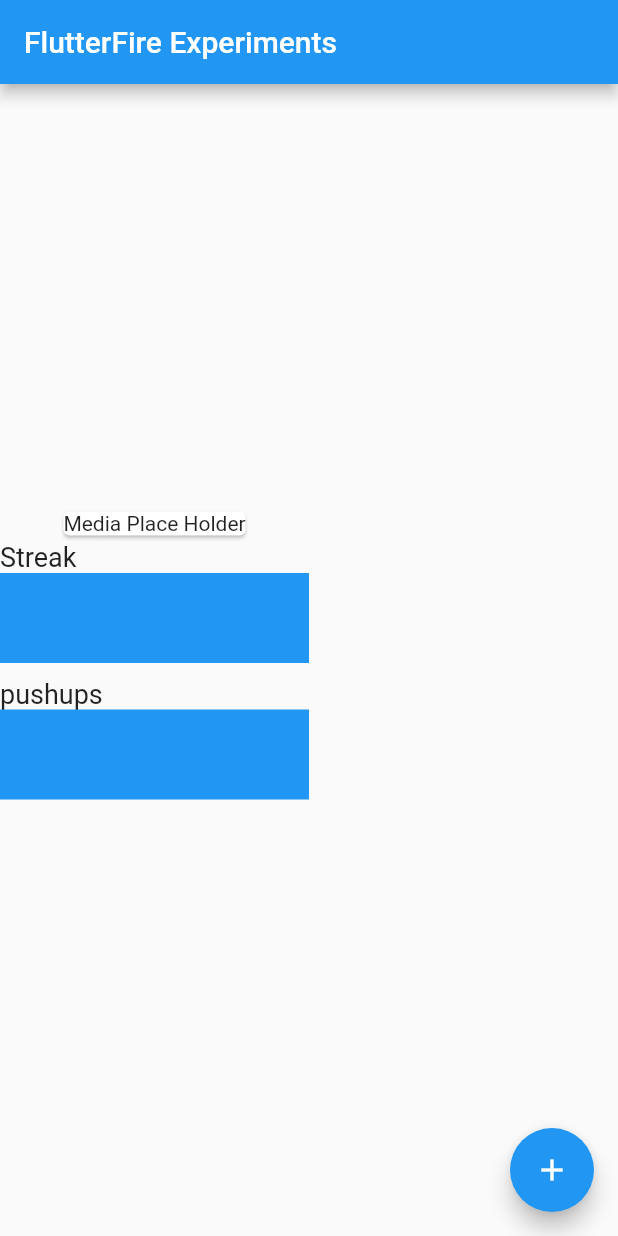
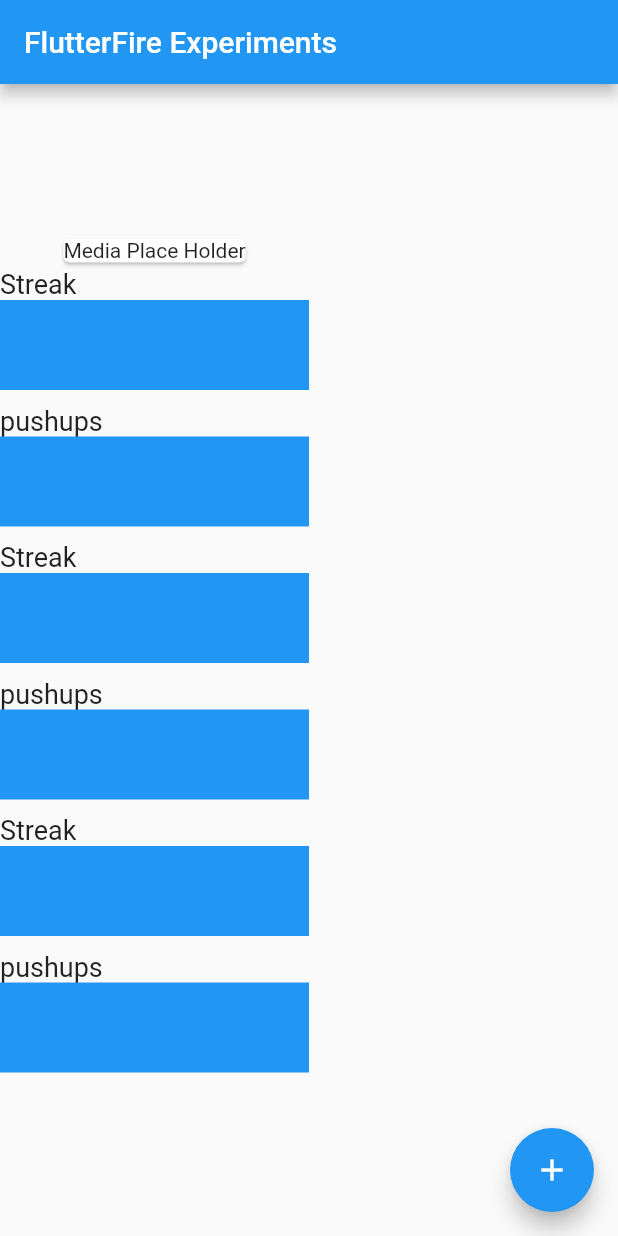
Before and after one commit to ltsimps/FlutterProjects, a Flutter app: the screen it shows after launch, on a phone screen of 412 x 824 dp. Run offline on Flutter 3.47's test engine with Material 2 defaults, Android fonts, the phone set to English and light mode, and no system bars.

Commit message:
test app update

```diff
--- a/testApp/lib/main.dart
+++ b/testApp/lib/main.dart
@@ -40,6 +40,10 @@ class _MyHomePageState extends State<MyHomePage> {
           Card(
             child: Text("Media Place Holder"),
           ),
+          ChartLine(rate: 0.5, title: "Streak"),
+          ChartLine(rate: 0.5, title: "pushups"),
+          ChartLine(rate: 0.5, title: "Streak"),
+          ChartLine(rate: 0.5, title: "pushups"),
           ChartLine(rate: 0.5, title: "Streak"),
           ChartLine(rate: 0.5, title: "pushups"),
         ],
```
